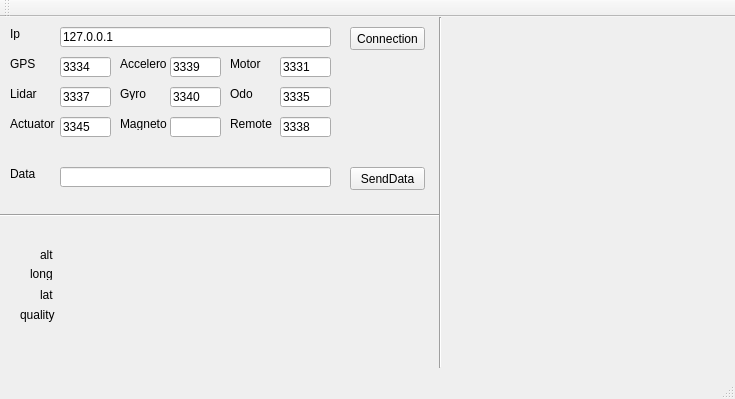
This is DataTeamInterface/mainwindow.ui in Aranud/Projet_Indu3A as Qt 5 draws it before an edit. The edited form follows.
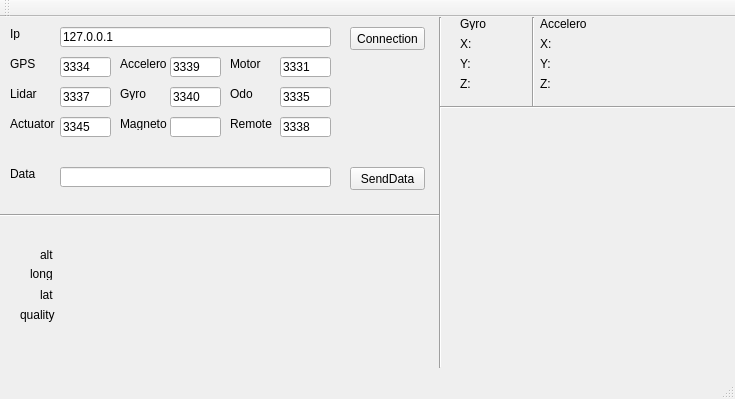
This is the edited form.

The edit to the form file:
```diff
--- a/DataTeamInterface/mainwindow.ui
+++ b/DataTeamInterface/mainwindow.ui
@@ -466,6 +466,265 @@
      <enum>Qt::Vertical</enum>
     </property>
    </widget>
+   <widget class="QLabel" name="label">
+    <property name="geometry">
+     <rect>
+      <x>460</x>
+      <y>20</y>
+      <width>47</width>
+      <height>13</height>
+     </rect>
+    </property>
+    <property name="text">
+     <string>X:</string>
+    </property>
+   </widget>
+   <widget class="QLabel" name="label_13">
+    <property name="geometry">
+     <rect>
+      <x>460</x>
+      <y>40</y>
+      <width>47</width>
+      <height>13</height>
+     </rect>
+    </property>
+    <property name="text">
+     <string>Y:</string>
+    </property>
+   </widget>
+   <widget class="QLabel" name="label_14">
+    <property name="geometry">
+     <rect>
+      <x>460</x>
+      <y>60</y>
+      <width>47</width>
+      <height>13</height>
+     </rect>
+    </property>
+    <property name="text">
+     <string>Z:</string>
+    </property>
+   </widget>
+   <widget class="QLabel" name="label_15">
+    <property name="geometry">
+     <rect>
+      <x>460</x>
+      <y>0</y>
+      <width>47</width>
+      <height>13</height>
+     </rect>
+    </property>
+    <property name="text">
+     <string>Gyro</string>
+    </property>
+   </widget>
+   <widget class="QLabel" name="gyroXResult">
+    <property name="geometry">
+     <rect>
+      <x>480</x>
+      <y>20</y>
+      <width>47</width>
+      <height>13</height>
+     </rect>
+    </property>
+    <property name="text">
+     <string/>
+    </property>
+   </widget>
+   <widget class="QLabel" name="gyroYResult">
+    <property name="geometry">
+     <rect>
+      <x>480</x>
+      <y>40</y>
+      <width>47</width>
+      <height>13</height>
+     </rect>
+    </property>
+    <property name="text">
+     <string/>
+    </property>
+   </widget>
+   <widget class="QLabel" name="GyroZResult">
+    <property name="geometry">
+     <rect>
+      <x>480</x>
+      <y>60</y>
+      <width>47</width>
+      <height>13</height>
+     </rect>
+    </property>
+    <property name="text">
+     <string/>
+    </property>
+   </widget>
+   <widget class="Line" name="line_3">
+    <property name="geometry">
+     <rect>
+      <x>440</x>
+      <y>80</y>
+      <width>301</width>
+      <height>21</height>
+     </rect>
+    </property>
+    <property name="orientation">
+     <enum>Qt::Horizontal</enum>
+    </property>
+   </widget>
+   <widget class="Line" name="line_4">
+    <property name="geometry">
+     <rect>
+      <x>523</x>
+      <y>0</y>
+      <width>20</width>
+      <height>91</height>
+     </rect>
+    </property>
+    <property name="orientation">
+     <enum>Qt::Vertical</enum>
+    </property>
+   </widget>
+   <widget class="QLabel" name="acceleroXResult_2">
+    <property name="geometry">
+     <rect>
+      <x>560</x>
+      <y>20</y>
+      <width>47</width>
+      <height>13</height>
+     </rect>
+    </property>
+    <property name="text">
+     <string/>
+    </property>
+   </widget>
+   <widget class="QLabel" name="label_16">
+    <property name="geometry">
+     <rect>
+      <x>540</x>
+      <y>0</y>
+      <width>47</width>
+      <height>13</height>
+     </rect>
+    </property>
+    <property name="text">
+     <string>Accelero</string>
+    </property>
+   </widget>
+   <widget class="QLabel" name="label_17">
+    <property name="geometry">
+     <rect>
+      <x>540</x>
+      <y>20</y>
+      <width>47</width>
+      <height>13</height>
+     </rect>
+    </property>
+    <property name="text">
+     <string>X:</string>
+    </property>
+   </widget>
+   <widget class="QLabel" name="label_18">
+    <property name="geometry">
+     <rect>
+      <x>540</x>
+      <y>60</y>
+      <width>47</width>
+      <height>13</height>
+     </rect>
+    </property>
+    <property name="text">
+     <string>Z:</string>
+    </property>
+   </widget>
+   <widget class="QLabel" name="acceleroYResult_2">
+    <property name="geometry">
+     <rect>
+      <x>560</x>
+      <y>40</y>
+      <width>47</width>
+      <height>13</height>
+     </rect>
+    </property>
+    <property name="text">
+     <string/>
+    </property>
+   </widget>
+   <widget class="QLabel" name="label_19">
+    <property name="geometry">
+     <rect>
+      <x>540</x>
+      <y>40</y>
+      <width>47</width>
+      <height>13</height>
+     </rect>
+    </property>
+    <property name="text">
+     <string>Y:</string>
+    </property>
+   </widget>
+   <widget class="QLabel" name="acceleroZResult_2">
+    <property name="geometry">
+     <rect>
+      <x>560</x>
+      <y>60</y>
+      <width>47</width>
+      <height>13</height>
+     </rect>
+    </property>
+    <property name="text">
+     <string/>
+    </property>
+   </widget>
+   <zorder>line_4</zorder>
+   <zorder>leServerAddress</zorder>
+   <zorder>gpsPort</zorder>
+   <zorder>pbSendData</zorder>
+   <zorder>pbConnection</zorder>
+   <zorder>leDataToSend</zorder>
+   <zorder>img</zorder>
+   <zorder>altitude</zorder>
+   <zorder>longitude</zorder>
+   <zorder>latitude</zorder>
+   <zorder>quality</zorder>
+   <zorder>altitudeResult</zorder>
+   <zorder>longitudeResult</zorder>
+   <zorder>latitudeResult</zorder>
+   <zorder>qualityResult</zorder>
+   <zorder>acceleroPort</zorder>
+   <zorder>motorPort</zorder>
+   <zorder>leServerPort_4</zorder>
+   <zorder>leServerPort_5</zorder>
+   <zorder>gyroPort</zorder>
+   <zorder>leServerPort_7</zorder>
+   <zorder>leServerPort_8</zorder>
+   <zorder>leServerPort_9</zorder>
+   <zorder>label_2</zorder>
+   <zorder>label_3</zorder>
+   <zorder>label_4</zorder>
+   <zorder>label_5</zorder>
+   <zorder>label_6</zorder>
+   <zorder>label_7</zorder>
+   <zorder>label_8</zorder>
+   <zorder>label_9</zorder>
+   <zorder>label_10</zorder>
+   <zorder>label_11</zorder>
+   <zorder>label_12</zorder>
+   <zorder>line</zorder>
+   <zorder>line_2</zorder>
+   <zorder>label</zorder>
+   <zorder>label_13</zorder>
+   <zorder>label_14</zorder>
+   <zorder>label_15</zorder>
+   <zorder>gyroXResult</zorder>
+   <zorder>gyroYResult</zorder>
+   <zorder>GyroZResult</zorder>
+   <zorder>line_3</zorder>
+   <zorder>acceleroXResult_2</zorder>
+   <zorder>label_16</zorder>
+   <zorder>label_17</zorder>
+   <zorder>label_18</zorder>
+   <zorder>acceleroYResult_2</zorder>
+   <zorder>label_19</zorder>
+   <zorder>acceleroZResult_2</zorder>
   </widget>
   <widget class="QMenuBar" name="menuBar">
    <property name="geometry">
```
Left out of the diff: 2 changed lines with no effect on the pictures.
